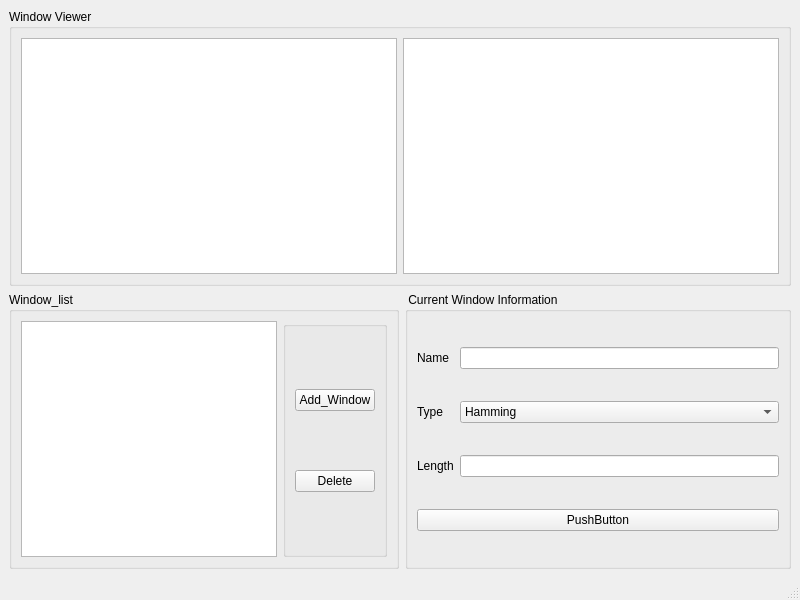
Old version of the form untitled.ui in the repository purehyacinth/pywindow.
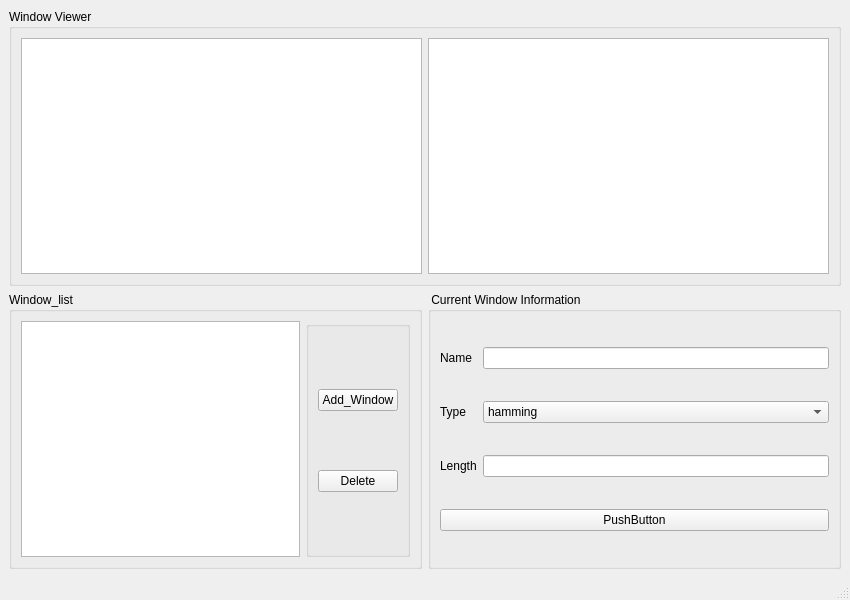
New version of the form.

```diff
--- a/untitled.ui
+++ b/untitled.ui
@@ -6,7 +6,7 @@
    <rect>
     <x>0</x>
     <y>0</y>
-    <width>800</width>
+    <width>850</width>
     <height>600</height>
    </rect>
   </property>
@@ -109,7 +109,7 @@
         <widget class="QComboBox" name="comboBox">
          <item>
           <property name="text">
-           <string>Hamming</string>
+           <string>hamming</string>
           </property>
          </item>
          <item>
```
Left out of the diff: 14 changed lines with no effect on the pictures.
